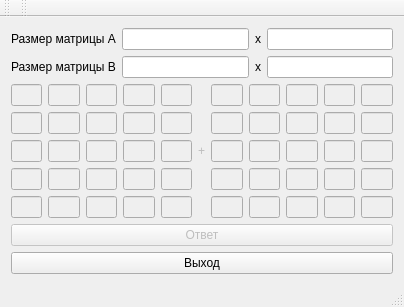
The window that mainwindow.ui (Fenrir112/qtmatrix) describes before a commit, drawn with Qt 5.
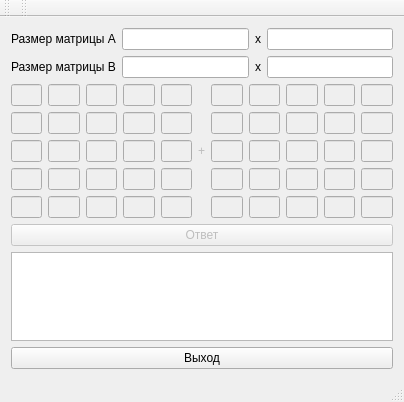
The same window after the commit.

Commit message: Изменил имена элементов

Patch:
```diff
--- a/mainwindow.ui
+++ b/mainwindow.ui
@@ -7,7 +7,7 @@
     <x>0</x>
     <y>0</y>
     <width>404</width>
-    <height>299</height>
+    <height>402</height>
    </rect>
   </property>
   <property name="windowTitle">
@@ -73,7 +73,7 @@
       </property>
      </widget>
     </item>
-    <item row="3" column="0">
+    <item row="4" column="0">
      <widget class="QPushButton" name="closeButton">
       <property name="text">
        <string>Выход</string>
@@ -444,6 +444,9 @@
       </item>
      </layout>
     </item>
+    <item row="3" column="0">
+     <widget class="QTextEdit" name="resultBox"/>
+    </item>
    </layout>
   </widget>
   <widget class="QMenuBar" name="menuBar">
```
Left out of the diff: 12 changed lines with no effect on the pictures. The commit also changes 1 other file.
